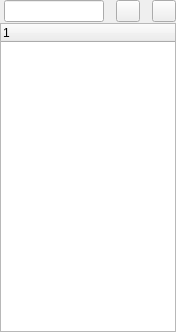
This is src/GuiUserList.ui in hwgao/beebeep as Qt 5 draws it before an edit. The edited form follows.
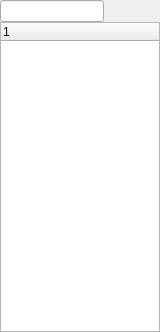
This is the edited form. Icons and pictures are not drawn.

Commit message: - new hi res icons - user can select avatar size

```diff
--- a/src/GuiUserList.ui
+++ b/src/GuiUserList.ui
@@ -6,7 +6,7 @@
    <rect>
     <x>0</x>
     <y>0</y>
-    <width>176</width>
+    <width>160</width>
     <height>332</height>
    </rect>
   </property>
@@ -29,8 +29,11 @@
    <property name="bottomMargin">
     <number>0</number>
    </property>
+   <property name="horizontalSpacing">
+    <number>2</number>
+   </property>
    <property name="verticalSpacing">
-    <number>1</number>
+    <number>0</number>
    </property>
    <item row="0" column="0">
     <widget class="QFrame" name="frame">
@@ -42,7 +45,7 @@
      </property>
      <layout class="QGridLayout" name="gridLayout">
       <property name="leftMargin">
-       <number>4</number>
+       <number>0</number>
       </property>
       <property name="topMargin">
        <number>0</number>
@@ -53,11 +56,8 @@
       <property name="bottomMargin">
        <number>0</number>
       </property>
-      <property name="horizontalSpacing">
-       <number>12</number>
-      </property>
-      <property name="verticalSpacing">
-       <number>-1</number>
+      <property name="spacing">
+       <number>0</number>
       </property>
       <item row="0" column="0">
        <widget class="QLineEdit" name="mp_leFilter">
@@ -105,6 +105,9 @@
           <height>16</height>
          </size>
         </property>
+        <property name="flat">
+         <bool>true</bool>
+        </property>
        </widget>
       </item>
       <item row="0" column="2">
@@ -137,6 +140,9 @@
           <height>16</height>
          </size>
         </property>
+        <property name="flat">
+         <bool>true</bool>
+        </property>
        </widget>
       </item>
      </layout>
```
The commit also changes 15 other files.
